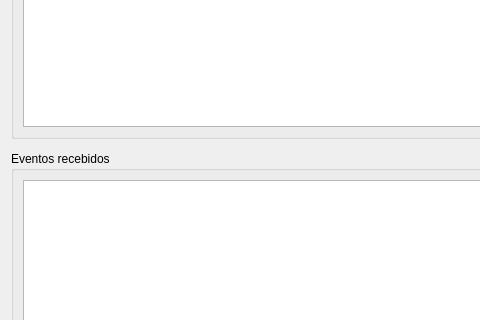
The window that ui/contas.ui (darktorres/ERP-STACCATO) describes before a commit, drawn with Qt 5; both pictures show x 0 to 480 and y 183 to 503 of the 990 by 661 pixel window.
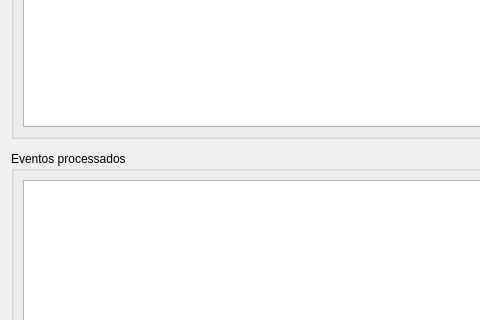
The same window after the commit. Custom widgets are drawn as their Qt base class.

Commit message: Corrigido título/label no Contas

Diff of the .ui file:
```diff
--- a/ui/contas.ui
+++ b/ui/contas.ui
@@ -20,7 +20,7 @@
    <item row="2" column="0">
     <widget class="QGroupBox" name="groupBox">
      <property name="title">
-      <string>Eventos recebidos</string>
+      <string>Eventos processados</string>
      </property>
      <layout class="QGridLayout" name="gridLayout_4">
       <item row="0" column="0">
```
Left out of the diff: 3 changed lines with no effect on the pictures. The commit also changes 1 other file.
